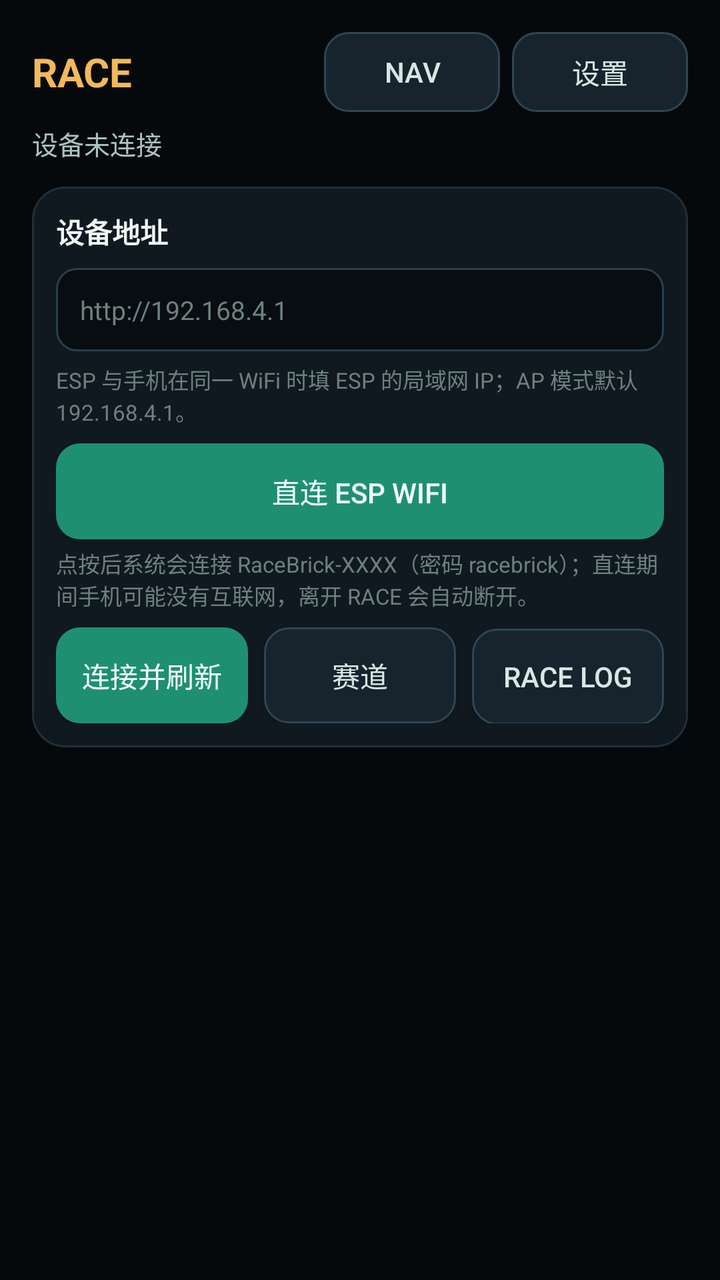
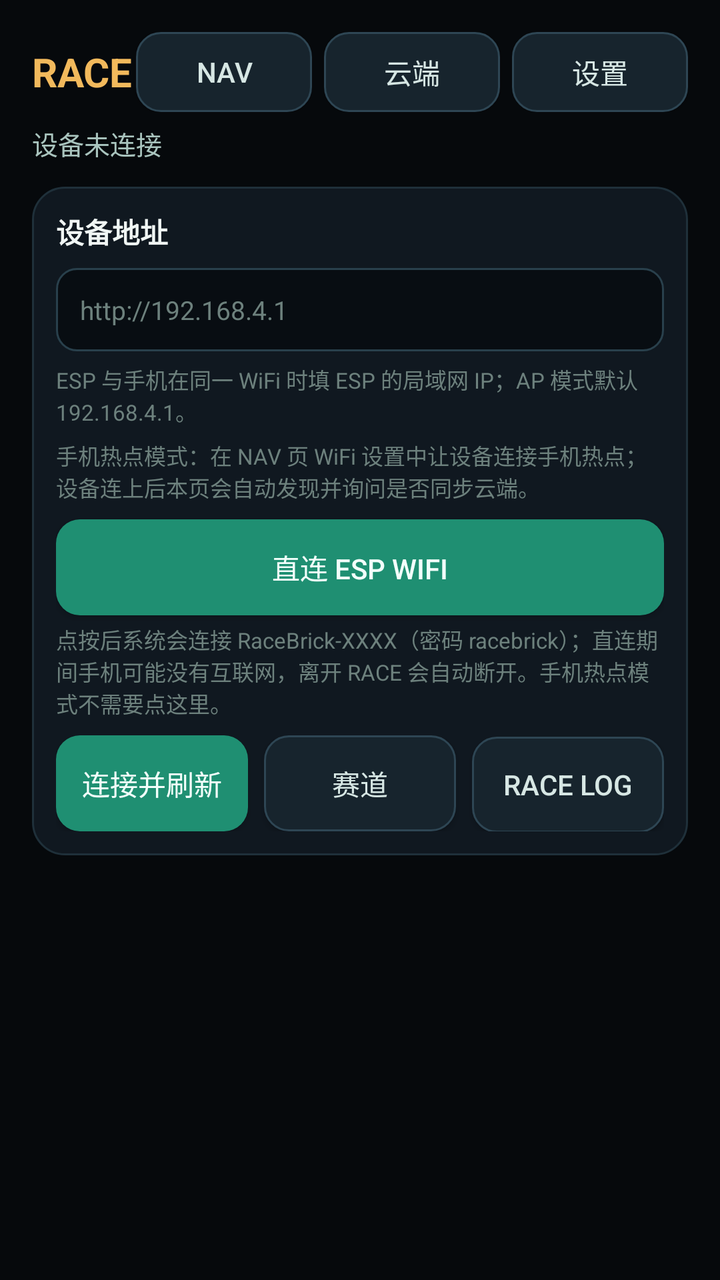

The first picture is an Android layout as it rendered before a commit; the second is the same layout after the commit. The layout source and the unified diff follow.
<!-- AndroidManifest.xml: application theme Theme.NavBridge -->
<!-- res/layout/activity_race.xml -->
<?xml version="1.0" encoding="utf-8"?>
<ScrollView xmlns:android="http://schemas.android.com/apk/res/android"
    android:fitsSystemWindows="true"
    android:layout_width="match_parent"
    android:layout_height="match_parent"
    android:fillViewport="true"
    android:background="#06090C">

    <LinearLayout
        android:layout_width="match_parent"
        android:layout_height="wrap_content"
        android:orientation="vertical"
        android:padding="16dp"
        android:paddingTop="36dp">

        <LinearLayout
            android:layout_width="match_parent"
            android:layout_height="wrap_content"
            android:gravity="center_vertical"
            android:orientation="horizontal">

            <TextView
                android:layout_width="0dp"
                android:layout_height="wrap_content"
                android:layout_weight="1"
                android:text="RACE"
                android:textColor="#F2B95C"
                android:textSize="20sp"
                android:textStyle="bold" />

            <Button
                android:id="@+id/btnRaceNav"
                android:layout_width="wrap_content"
                android:layout_height="wrap_content"
                android:background="@drawable/btn_secondary"
                android:backgroundTint="@null"
                android:minHeight="40dp"
                android:text="NAV"
                android:textColor="#D7E7E4" />

            <Button
                android:id="@+id/btnRaceSettings"
                android:layout_width="wrap_content"
                android:layout_height="wrap_content"
                android:layout_marginStart="6dp"
                android:background="@drawable/btn_secondary"
                android:backgroundTint="@null"
                android:minHeight="40dp"
                android:text="设置"
                android:textColor="#D7E7E4" />
        </LinearLayout>

        <TextView
            android:id="@+id/tvRaceStatus"
            android:layout_width="match_parent"
            android:layout_height="wrap_content"
            android:layout_marginTop="6dp"
            android:text="设备未连接"
            android:textColor="#A9C4BE"
            android:textSize="13sp" />

        <ProgressBar
            android:id="@+id/pbRaceLoad"
            style="?android:attr/progressBarStyleHorizontal"
            android:layout_width="match_parent"
            android:layout_height="wrap_content"
            android:layout_marginTop="6dp"
            android:max="100"
            android:progress="0"
            android:progressTint="#F2B95C"
            android:visibility="gone" />

        <LinearLayout
            android:layout_width="match_parent"
            android:layout_height="wrap_content"
            android:layout_marginTop="12dp"
            android:background="@drawable/bg_card"
            android:orientation="vertical"
            android:padding="12dp">

            <TextView
                android:layout_width="match_parent"
                android:layout_height="wrap_content"
                android:text="设备地址"
                android:textColor="#F0F6F4"
                android:textSize="14sp"
                android:textStyle="bold" />

            <EditText
                android:id="@+id/etRaceUrl"
                android:layout_width="match_parent"
                android:layout_height="wrap_content"
                android:layout_marginTop="8dp"
                android:background="@drawable/bg_input"
                android:hint="http://192.168.4.1"
                android:inputType="textUri"
                android:padding="12dp"
                android:textColor="#F0F6F4"
                android:textColorHint="#6D817D"
                android:textSize="13sp" />

            <TextView
                android:layout_width="match_parent"
                android:layout_height="wrap_content"
                android:layout_marginTop="6dp"
                android:text="ESP 与手机在同一 WiFi 时填 ESP 的局域网 IP；AP 模式默认 192.168.4.1。"
                android:textColor="#6D817D"
                android:textSize="11sp" />

            <Button
                android:id="@+id/btnRaceDirect"
                android:layout_width="match_parent"
                android:layout_height="wrap_content"
                android:layout_marginTop="8dp"
                android:background="@drawable/btn_primary"
                android:backgroundTint="@null"
                android:text="直连 ESP WiFi"
                android:textColor="#F2FFFB" />

            <TextView
                android:layout_width="match_parent"
                android:layout_height="wrap_content"
                android:layout_marginTop="4dp"
                android:text="点按后系统会连接 RaceBrick-XXXX（密码 racebrick）；直连期间手机可能没有互联网，离开 RACE 会自动断开。"
                android:textColor="#6D817D"
                android:textSize="11sp" />

            <LinearLayout
                android:layout_width="match_parent"
                android:layout_height="wrap_content"
                android:layout_marginTop="8dp"
                android:orientation="horizontal">

                <Button
                    android:id="@+id/btnRaceLoad"
                    android:layout_width="0dp"
                    android:layout_height="wrap_content"
                    android:layout_weight="1"
                    android:background="@drawable/btn_primary"
                    android:backgroundTint="@null"
                    android:text="连接并刷新"
                    android:textColor="#F2FFFB" />

                <Button
                    android:id="@+id/btnRaceTracks"
                    android:layout_width="0dp"
                    android:layout_height="wrap_content"
                    android:layout_marginStart="8dp"
                    android:layout_weight="1"
                    android:background="@drawable/btn_secondary"
                    android:backgroundTint="@null"
                    android:text="赛道"
                    android:textColor="#D7E7E4" />

                <Button
                    android:id="@+id/btnRaceSessions"
                    android:layout_width="0dp"
                    android:layout_height="wrap_content"
                    android:layout_marginStart="8dp"
                    android:layout_weight="1"
                    android:background="@drawable/btn_secondary"
                    android:backgroundTint="@null"
                    android:text="Race Log"
                    android:textColor="#D7E7E4" />

                <Button
                    android:id="@+id/btnRaceLogs"
                    android:layout_width="0dp"
                    android:layout_height="wrap_content"
                    android:layout_marginStart="8dp"
                    android:layout_weight="1"
                    android:visibility="gone"
                    android:background="@drawable/btn_secondary"
                    android:backgroundTint="@null"
                    android:text="OLD LOG"
                    android:textColor="#D7E7E4" />
            </LinearLayout>
        </LinearLayout>

        <LinearLayout
            android:id="@+id/llRaceList"
            android:layout_width="match_parent"
            android:layout_height="wrap_content"
            android:layout_marginTop="12dp"
            android:orientation="vertical" />

    </LinearLayout>
</ScrollView>
<!-- resources referenced by this layout -->
<resources>
  <!-- drawable bg_card (drawable) -->
  <?xml version="1.0" encoding="utf-8"?>
  <shape xmlns:android="http://schemas.android.com/apk/res/android">
      <solid android:color="#101820" />
      <corners android:radius="16dp" />
      <stroke android:width="1dp" android:color="#1F303A" />
  </shape>
  <!-- drawable bg_input (drawable) -->
  <?xml version="1.0" encoding="utf-8"?>
  <shape xmlns:android="http://schemas.android.com/apk/res/android">
      <solid android:color="#080D12" />
      <corners android:radius="10dp" />
      <stroke android:width="1dp" android:color="#29404C" />
  </shape>
  <!-- drawable btn_primary (drawable) -->
  <?xml version="1.0" encoding="utf-8"?>
  <shape xmlns:android="http://schemas.android.com/apk/res/android">
      <solid android:color="#1F8F72" />
      <corners android:radius="12dp" />
  </shape>
  <!-- drawable btn_secondary (drawable) -->
  <?xml version="1.0" encoding="utf-8"?>
  <shape xmlns:android="http://schemas.android.com/apk/res/android">
      <solid android:color="#17242D" />
      <corners android:radius="12dp" />
      <stroke android:width="1dp" android:color="#2E4654" />
  </shape>
  <style name="Theme.NavBridge" parent="Theme.AppCompat.DayNight.NoActionBar">
          <item name="android:windowBackground">@android:color/black</item>
          <item name="android:statusBarColor">@android:color/black</item>
      </style>
</resources>

<!-- the commit's change to res/layout/activity_race.xml (unified diff, before → after) -->
@@ -36,6 +36,17 @@
                 android:backgroundTint="@null"
                 android:minHeight="40dp"
                 android:text="NAV"
+                android:textColor="#D7E7E4" />
+
+            <Button
+                android:id="@+id/btnRaceCloud"
+                android:layout_width="wrap_content"
+                android:layout_height="wrap_content"
+                android:layout_marginStart="6dp"
+                android:background="@drawable/btn_secondary"
+                android:backgroundTint="@null"
+                android:minHeight="40dp"
+                android:text="云端"
                 android:textColor="#D7E7E4" />
 
             <Button
@@ -107,6 +118,14 @@
                 android:textColor="#6D817D"
                 android:textSize="11sp" />
 
+            <TextView
+                android:layout_width="match_parent"
+                android:layout_height="wrap_content"
+                android:layout_marginTop="6dp"
+                android:text="手机热点模式：在 NAV 页 WiFi 设置中让设备连接手机热点；设备连上后本页会自动发现并询问是否同步云端。"
+                android:textColor="#6D817D"
+                android:textSize="11sp" />
+
             <Button
                 android:id="@+id/btnRaceDirect"
                 android:layout_width="match_parent"
@@ -121,7 +140,7 @@
                 android:layout_width="match_parent"
                 android:layout_height="wrap_content"
                 android:layout_marginTop="4dp"
-                android:text="点按后系统会连接 RaceBrick-XXXX（密码 racebrick）；直连期间手机可能没有互联网，离开 RACE 会自动断开。"
+                android:text="点按后系统会连接 RaceBrick-XXXX（密码 racebrick）；直连期间手机可能没有互联网，离开 RACE 会自动断开。手机热点模式不需要点这里。"
                 android:textColor="#6D817D"
                 android:textSize="11sp" />
 
